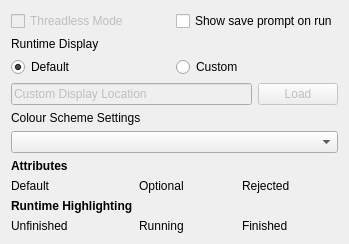
The window that extensions/WarioSettings.ui (McMasterRS/WARIO-Editor) describes before a commit, drawn with Qt 5.
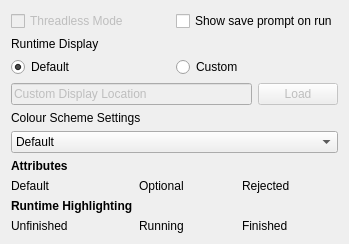
The same window after the commit.

The edit to the form file:
```diff
--- a/extensions/WarioSettings.ui
+++ b/extensions/WarioSettings.ui
@@ -99,7 +99,24 @@
    <item>
     <layout class="QHBoxLayout" name="horizontalLayout_3">
      <item>
-      <widget class="QComboBox" name="cbColourScheme"/>
+      <widget class="QComboBox" name="cbColourScheme">
+       <property name="currentText">
+        <string>Default</string>
+       </property>
+       <property name="currentIndex">
+        <number>0</number>
+       </property>
+       <item>
+        <property name="text">
+         <string>Default</string>
+        </property>
+       </item>
+       <item>
+        <property name="text">
+         <string>Colorblind</string>
+        </property>
+       </item>
+      </widget>
      </item>
     </layout>
    </item>
```
Left out of the diff: 12 changed lines with no effect on the pictures.
